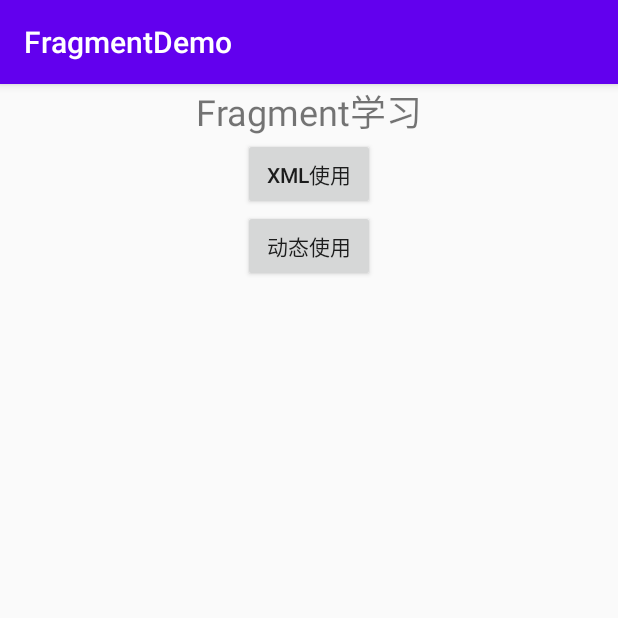
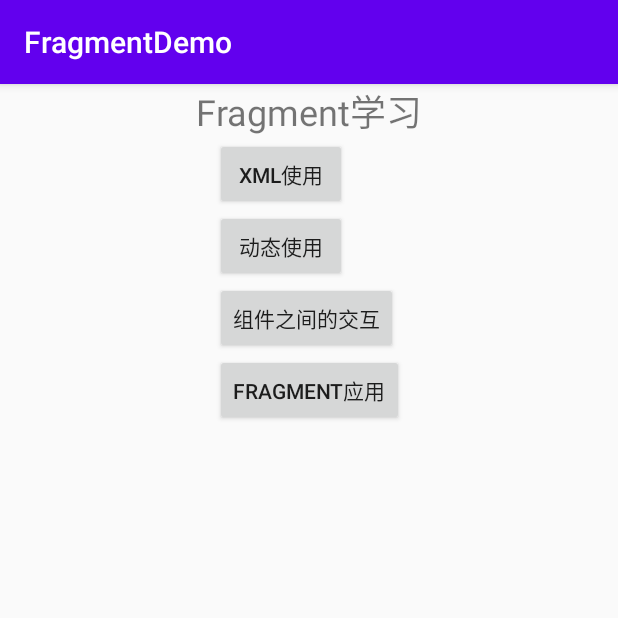
Before and after one commit to aJanefish/FragmentDemo, an Android app: the screen it shows after launch (MainActivity), on a phone screen of 412 x 824 dp, the top half of it. Run offline under Robolectric (Android 15) with nearby library versions, the phone set to English and light mode, and no system bars.

Commit message:
add 20201008 04

```diff
--- a/app/src/main/AndroidManifest.xml
+++ b/app/src/main/AndroidManifest.xml
@@ -9,7 +9,9 @@
         android:roundIcon="@mipmap/ic_launcher_round"
         android:supportsRtl="true"
         android:theme="@style/AppTheme">
-        <activity android:name=".activity.JavaUseFragmentActivity"></activity>
+        <activity android:name=".activity.FragmentUseActivity"></activity>
+        <activity android:name=".activity.InteractionActivity" />
+        <activity android:name=".activity.JavaUseFragmentActivity" />
         <activity android:name=".activity.XmlActivity" />
         <activity android:name=".MainActivity">
             <intent-filter>
--- a/app/src/main/res/layout/activity_main.xml
+++ b/app/src/main/res/layout/activity_main.xml
@@ -35,6 +35,18 @@
             android:layout_height="wrap_content"
             android:onClick="javaXml"
             android:text="动态使用" />
+
+        <Button
+            android:layout_width="wrap_content"
+            android:layout_height="wrap_content"
+            android:onClick="interactionTest"
+            android:text="组件之间的交互" />
+
+        <Button
+            android:layout_width="wrap_content"
+            android:layout_height="wrap_content"
+            android:onClick="fragmentUseTest"
+            android:text="Fragment应用" />
     </LinearLayout>
 
 </androidx.constraintlayout.widget.ConstraintLayout>
```
Also changed, not shown: app/src/main/java/com/example/fragmentdemo/MainActivity.java (+12 -0 lines), app/src/main/java/com/example/fragmentdemo/activity/FragmentUseActivity.java (added, +19 -0 lines), app/src/main/java/com/example/fragmentdemo/activity/InteractionActivity.java (added, +47 -0 lines), app/src/main/res/layout/activity_fragment_use.xml (added, +9 -0 lines), app/src/main/res/layout/activity_interaction.xml (added, +37 -0 lines).
